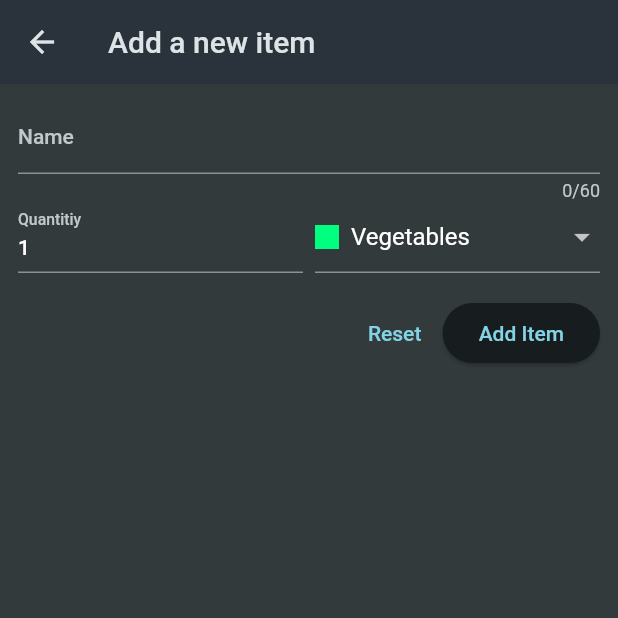
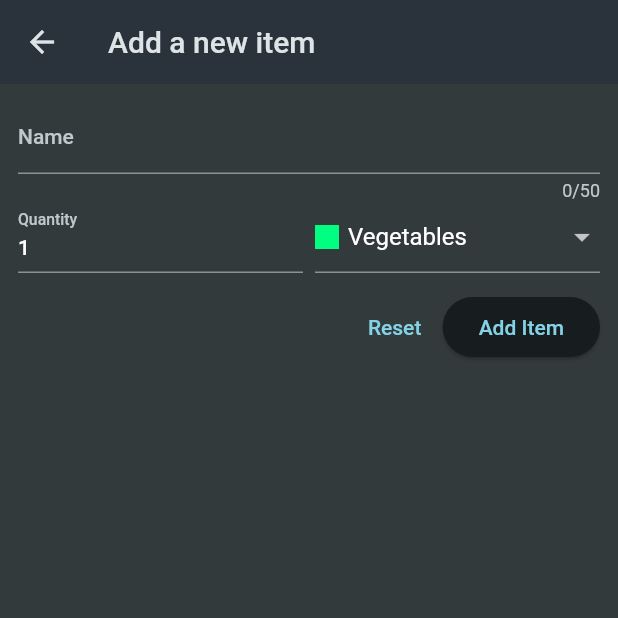
Before and after one commit to sevdenuragba/shopping_list, a Flutter app: the screen it shows after launch, after a tap on the "add" icon, on a phone screen of 412 x 824 dp, the top half of it. Run offline on Flutter 3.47's test engine with Material 2 defaults, Android fonts, the phone set to English and light mode, and no system bars.

Commit message:
Initial commit

```diff
--- a/lib/widgets/grocery_list.dart
+++ b/lib/widgets/grocery_list.dart
@@ -20,7 +20,7 @@ final List<GroceryItem> _groceryItems = [];
       ),
     );
 
-    if(newItem == null){
+    if (newItem == null) {
       return;
     }
     setState(() {
@@ -28,23 +28,42 @@ final List<GroceryItem> _groceryItems = [];
     });
   }
 
+  void _removeItem(GroceryItem item) {
+    setState(() {
+      _groceryItems.remove(item);
+    });
+  }
+
   @override
   Widget build(BuildContext context) {
-    return Scaffold(
-      appBar: AppBar(
-        title: const Text(
-          'Your groceries',
+    Widget mainContent = const Center(
+      child: Padding(
+        padding: EdgeInsets.all(40.0),
+        child: Text(
+          'No items were found. Try adding some.',
+          style: TextStyle(
+            fontWeight: FontWeight.bold,
+            color: Colors.white,
+            fontSize: 22,
           ),
-        actions: [
-          IconButton(
-            icon: const Icon(Icons.add),
-            onPressed: _addItem,
-          )
-        ],
+          textAlign: TextAlign.center,
         ),
-      body: ListView.builder(
+      ),
+    );
+
+    if (_groceryItems.isNotEmpty) {
+      mainContent = ListView.builder(
         itemCount: _groceryItems.length,
-        itemBuilder: (ctx, index) => ListTile(
+        itemBuilder: (ctx, index) => Dismissible(
+          key: ValueKey(_groceryItems[index].id),
+          background: Container(
+            color: Theme.of(context).colorScheme.background.withOpacity(0.7),
+
+          ),
+          onDismissed: (direction) {
+            _removeItem(_groceryItems[index]);
+          },
+          child: ListTile(
             title: Text(
               _groceryItems[index].name,
             ),
@@ -62,4 +81,20 @@ final List<GroceryItem> _groceryItems = [];
         ),
       );
     }
+
+    return Scaffold(
+      appBar: AppBar(
+        title: const Text(
+          'Your groceries',
+        ),
+        actions: [
+          IconButton(
+            icon: const Icon(Icons.add),
+            onPressed: _addItem,
+          )
+        ],
+      ),
+      body:  mainContent,
+    );
   }
+}
--- a/lib/widgets/new_item.dart
+++ b/lib/widgets/new_item.dart
@@ -1,4 +1,5 @@
 import 'package:flutter/material.dart';
+
 import 'package:shopping_list/data/categories.dart';
 import 'package:shopping_list/models/category.dart';
 import 'package:shopping_list/models/grocery_item.dart';
@@ -45,7 +46,7 @@ class _NewItemState extends State<NewItem> {
           child: Column(
             children: [
               TextFormField(
-                maxLength: 60,
+                maxLength: 50,
                 decoration: const InputDecoration(
                   label: Text('Name'),
                 ),
@@ -53,22 +54,25 @@ class _NewItemState extends State<NewItem> {
                   if (value == null ||
                       value.isEmpty ||
                       value.trim().length <= 1 ||
-                      value.trim().length > 60) {
-                    return 'Must be between 1 and 60 characters.';
+                      value.trim().length > 50) {
+                    return 'Must be between 1 and 50 characters.';
                   }
                   return null;
                 },
                 onSaved: (value) {
+                  // if (value == null) {
+                  //   return;
+                  // }
                   _enteredName = value!;
                 },
-              ),
+              ), // instead of TextField()
               Row(
                 crossAxisAlignment: CrossAxisAlignment.end,
                 children: [
                   Expanded(
                     child: TextFormField(
                       decoration: const InputDecoration(
-                        label: Text('Quantitiy'),
+                        label: Text('Quantity'),
                       ),
                       keyboardType: TextInputType.number,
                       initialValue: _enteredQuantity.toString(),
@@ -77,7 +81,7 @@ class _NewItemState extends State<NewItem> {
                             value.isEmpty ||
                             int.tryParse(value) == null ||
                             int.tryParse(value)! <= 0) {
-                          return 'Must be between 1 and 60 characters.';
+                          return 'Must be a valid, positive number.';
                         }
                         return null;
                       },
@@ -86,9 +90,7 @@ class _NewItemState extends State<NewItem> {
                       },
                     ),
                   ),
-                  const SizedBox(
-                    width: 8,
-                  ),
+                  const SizedBox(width: 8),
                   Expanded(
                     child: DropdownButtonFormField(
                       value: _selectedCategory,
@@ -103,10 +105,8 @@ class _NewItemState extends State<NewItem> {
                                   height: 16,
                                   color: category.value.color,
                                 ),
-                                  const SizedBox(
-                                    width: 8,
-                                  ),
-                                  Text(category.value.title)
+                                const SizedBox(width: 6),
+                                Text(category.value.title),
                               ],
                             ),
                           ),
@@ -115,13 +115,12 @@ class _NewItemState extends State<NewItem> {
                         setState(() {
                           _selectedCategory = value!;
                         });
-                        }),
-                  )
+                      },
+                    ),
+                  ),
                 ],
               ),
-              const SizedBox(
-                height: 16,
-              ),
+              const SizedBox(height: 12),
               Row(
                 mainAxisAlignment: MainAxisAlignment.end,
                 children: [
@@ -134,9 +133,9 @@ class _NewItemState extends State<NewItem> {
                   ElevatedButton(
                     onPressed: _saveItem,
                     child: const Text('Add Item'),
+                  )
+                ],
               ),
-                ],
-              )
             ],
           ),
         ),
```
Lines whose indentation alone changed are shown as unchanged.
